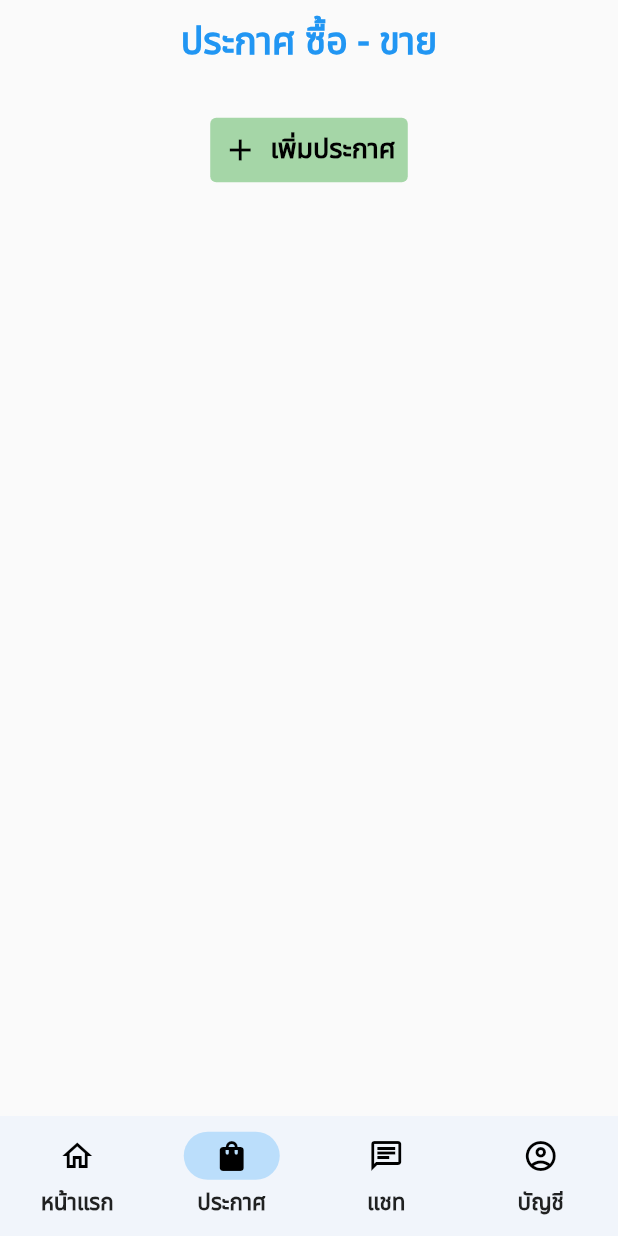
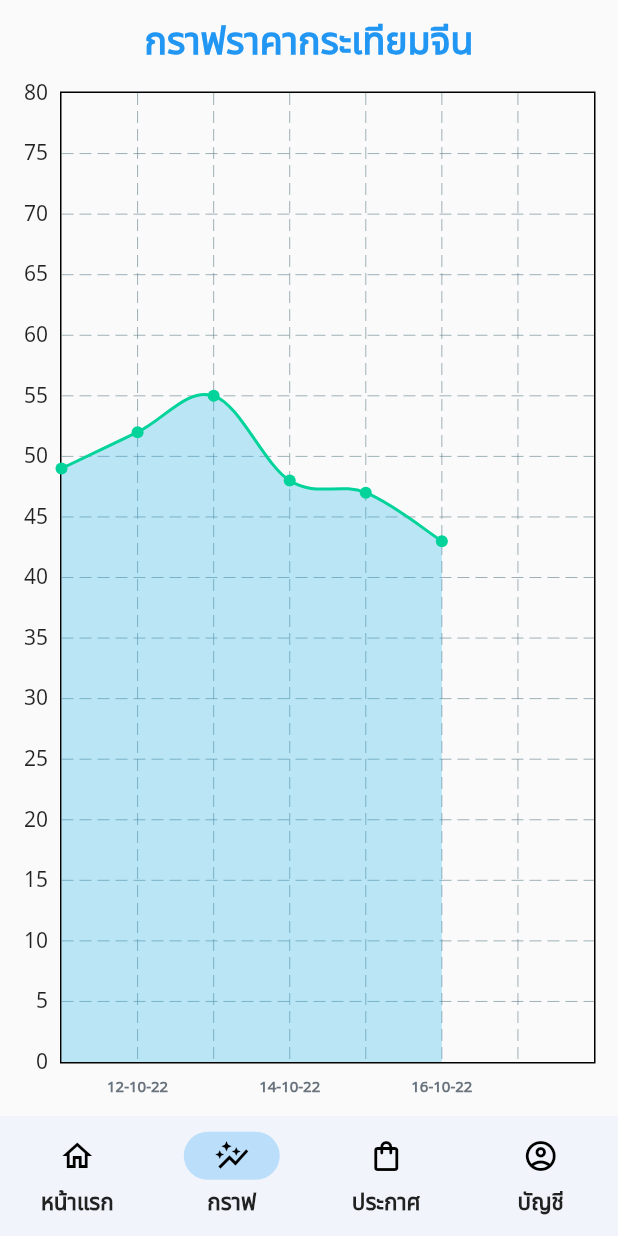
Before and after one commit to ponganan/GarlicPrice, a Flutter app: the screen it shows after launch, item 2 of the bottom bar chosen, on a phone screen of 412 x 824 dp. Run offline on Flutter 3.47's test engine with Material 2 defaults, Android fonts, the phone set to English and light mode, and no system bars; drawn by our look-alikes of fl_chart; our stand-ins replace cloud_firestore, email_validator, file_picker, firebase_auth, firebase_core, firebase_storage; accounts and stored records are empty.

Commit message:
add Price Chart Page

```diff
--- a/lib/home_page.dart
+++ b/lib/home_page.dart
@@ -2,6 +2,7 @@ import 'package:flutter/material.dart';
 import 'package:garlic_price/check_user_login_page.dart';
 import 'package:garlic_price/list_all_post_page.dart';
 import 'package:garlic_price/list_price.dart';
+import 'package:garlic_price/price_chart.dart';
 
 class HomePage extends StatefulWidget {
   const HomePage({Key? key}) : super(key: key);
@@ -12,12 +13,10 @@ class HomePage extends StatefulWidget {
 
 class _HomePageState extends State<HomePage> {
   int index = 0;
-  final screen = const [
+  final screen = [
     ListPrice(),
+    PriceChart(),
     ListAllPostPage(),
-    Center(
-      child: Text('Chat'),
-    ),
     CheckUserLoginPage(),
   ];
   @override
@@ -52,14 +51,16 @@ class _HomePageState extends State<HomePage> {
               label: 'หน้าแรก',
             ),
             NavigationDestination(
+              icon: Icon(Icons.auto_graph_outlined),
+              selectedIcon: Icon(
+                Icons.auto_graph,
+              ),
+              label: 'กราฟ',
+            ),
+            NavigationDestination(
               icon: Icon(Icons.shopping_bag_outlined),
               selectedIcon: Icon(Icons.shopping_bag),
               label: 'ประกาศ',
-            ),
-            NavigationDestination(
-              icon: Icon(Icons.chat_outlined),
-              selectedIcon: Icon(Icons.chat),
-              label: 'แชท',
             ),
             NavigationDestination(
               icon: Icon(Icons.account_circle_outlined),
--- /dev/null
+++ b/lib/line_titles.dart
@@ -0,0 +1,122 @@
+import 'package:flutter/material.dart';
+import 'package:fl_chart/fl_chart.dart';
+
+class LineTitles {
+  static getTitleData() => FlTitlesData(
+        show: true,
+        bottomTitles: AxisTitles(
+          // axisNameWidget: const Text(
+          //   'วัน',
+          //   style: TextStyle(
+          //     color: Color(0xff68737d),
+          //     fontWeight: FontWeight.bold,
+          //     fontSize: 16,
+          //   ),
+          // ),
+          sideTitles: SideTitles(
+            showTitles: true,
+            reservedSize: 30,
+            getTitlesWidget: (value, meta) {
+              const style = TextStyle(
+                color: Color(0xff68737d),
+                fontWeight: FontWeight.bold,
+                fontSize: 10,
+              );
+
+              Widget text;
+
+              switch (value.toInt()) {
+                case 1:
+                  text = const Text('12-10-22', style: style);
+
+                  break;
+
+                case 3:
+                  text = const Text('14-10-22', style: style);
+
+                  break;
+
+                case 5:
+                  text = const Text('16-10-22', style: style);
+
+                  break;
+
+                default:
+                  text = const Text('', style: style);
+
+                  break;
+              }
+
+              return SideTitleWidget(
+                axisSide: meta.axisSide,
+                space: 8.0,
+                child: text,
+              );
+            },
+          ),
+        ),
+        leftTitles: AxisTitles(
+          sideTitles: SideTitles(
+            showTitles: true,
+            reservedSize: 25,
+          ),
+        ),
+        topTitles: AxisTitles(
+          sideTitles: SideTitles(
+            showTitles: false,
+          ),
+        ),
+
+        rightTitles: AxisTitles(
+          sideTitles: SideTitles(
+            showTitles: false,
+          ),
+        ),
+        // leftTitles: AxisTitles(
+        //   // axisNameWidget: const Text(
+        //   //   'ราคา',
+        //   //   style: TextStyle(
+        //   //     color: Color(0xff68737d),
+        //   //     fontWeight: FontWeight.bold,
+        //   //     fontSize: 16,
+        //   //   ),
+        //   // ),
+        //   sideTitles: SideTitles(
+        //     showTitles: true,
+        //     getTitlesWidget: (double value, TitleMeta meta) {
+        //       const style = TextStyle(
+        //         color: Color(0xff67727d),
+        //         fontWeight: FontWeight.bold,
+        //         fontSize: 15,
+        //       );
+        //
+        //       String text;
+        //
+        //       switch (value.toInt()) {
+        //         case 1:
+        //           text = '10K';
+        //
+        //           break;
+        //
+        //         case 3:
+        //           text = '30k';
+        //
+        //           break;
+        //
+        //         case 5:
+        //           text = '50k';
+        //
+        //           break;
+        //
+        //         default:
+        //           return Container();
+        //       }
+        //
+        //       return Text(text, style: style, textAlign: TextAlign.left);
+        //     },
+        //     reservedSize: 40,
+        //     interval: 1,
+        //   ),
+        // ),
+      );
+}
--- /dev/null
+++ b/lib/price_chart.dart
@@ -0,0 +1,66 @@
+import 'package:flutter/material.dart';
+import 'package:fl_chart/fl_chart.dart';
+
+import 'line_titles.dart';
+
+class PriceChart extends StatelessWidget {
+  PriceChart({Key? key}) : super(key: key);
+
+  // final List<Color> gradientColors = [
+  //   const Color(0xff23b6ea),
+  //   const Color(0xff02d39a),
+  // ];
+
+  @override
+  Widget build(BuildContext context) {
+    return Scaffold(
+      appBar: AppBar(
+        centerTitle: true,
+        title: const Text(
+          'กราฟราคากระเทียมจีน',
+          //style: TextStyle(color: Colors.blue),
+          style: TextStyle(
+            color: Colors.blue,
+            fontWeight: FontWeight.bold,
+            fontSize: 25,
+          ),
+        ),
+        backgroundColor: Colors.transparent,
+        elevation: 0,
+      ),
+      body: Padding(
+        padding: const EdgeInsets.symmetric(
+          horizontal: 15.0,
+          vertical: 5.0,
+        ),
+        child: LineChart(
+          LineChartData(
+            minX: 0,
+            maxX: 7,
+            minY: 0,
+            maxY: 80,
+            titlesData: LineTitles.getTitleData(),
+            gridData: FlGridData(show: true),
+            lineBarsData: [
+              LineChartBarData(
+                  spots: const [
+                    FlSpot(0, 49),
+                    FlSpot(1, 52),
+                    FlSpot(2, 55),
+                    FlSpot(3, 48),
+                    FlSpot(4, 47),
+                    FlSpot(5, 43),
+                  ],
+                  isCurved: true,
+                  color: const Color(0xff02d39a),
+                  belowBarData: BarAreaData(
+                    show: true,
+                    color: const Color(0xff23b6ea).withOpacity(0.3),
+                  )),
+            ],
+          ),
+        ),
+      ),
+    );
+  }
+}
--- a/pubspec.yaml
+++ b/pubspec.yaml
@@ -45,6 +45,7 @@ dependencies:
   intl: ^0.17.0
   file_picker: ^5.0.1
   firebase_storage: ^10.3.8
+  fl_chart: ^0.55.1
 
 dev_dependencies:
   flutter_test:
```
Also changed, not shown: pubspec.lock.
